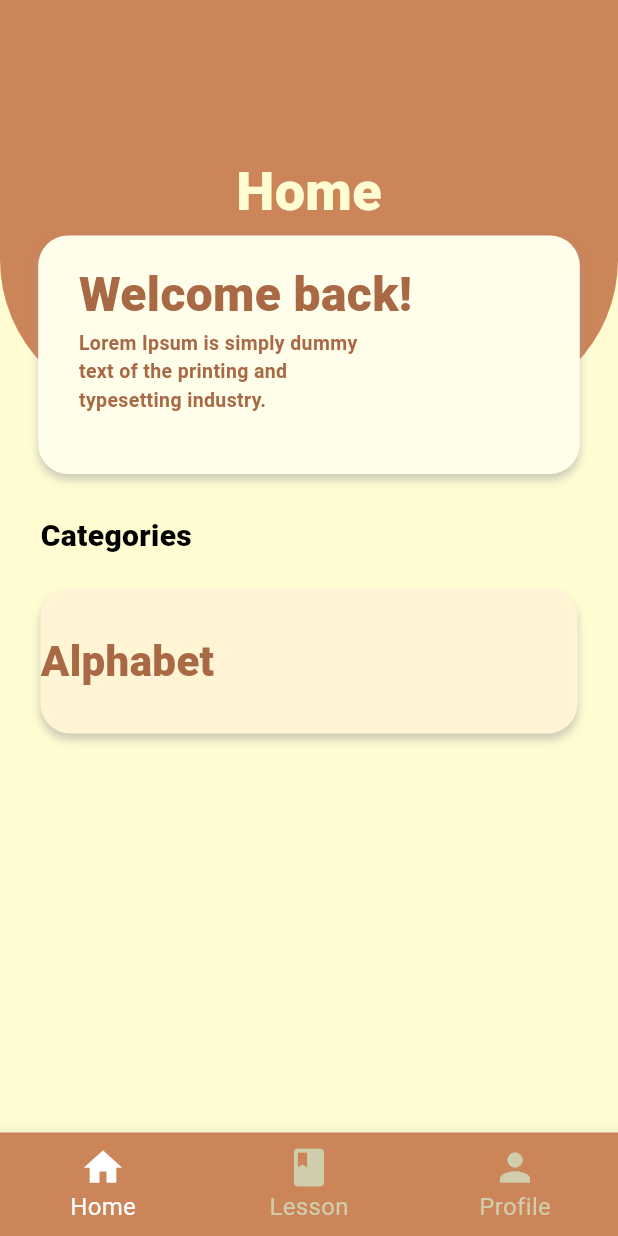
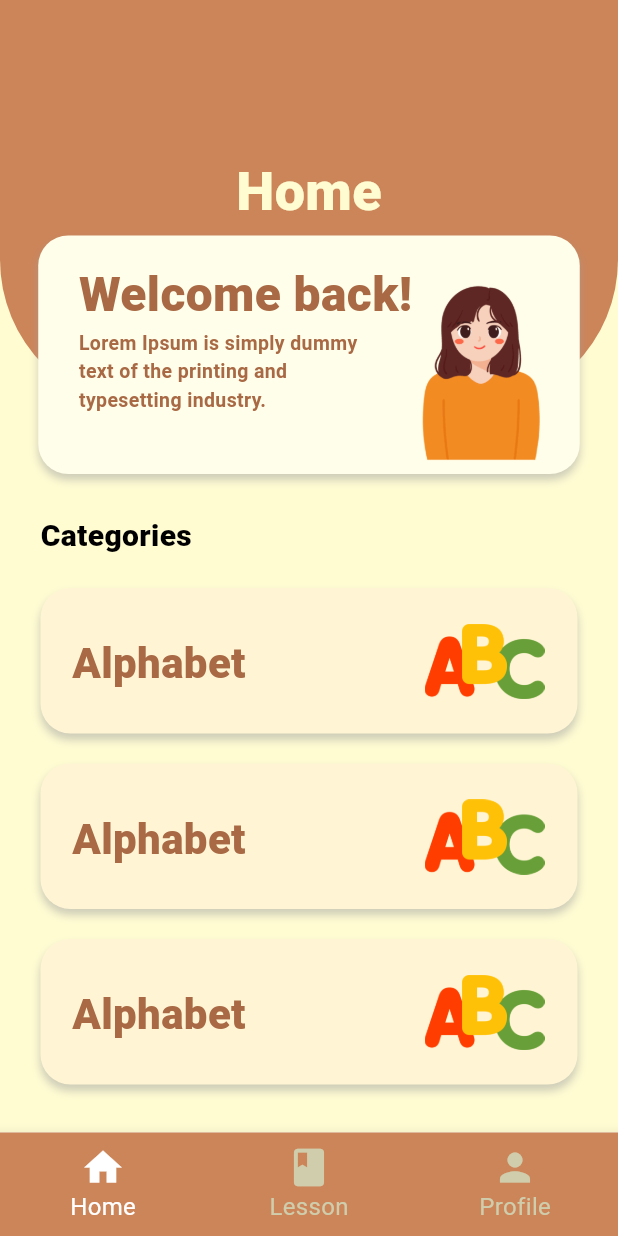
Before and after one commit to jjustmint/fingerLang, a Flutter app: the screen it shows after launch, on a phone screen of 412 x 824 dp. Run offline on Flutter 3.47's test engine with Material 3 defaults, Android fonts, the light colour scheme and no system bars; our stand-ins replace shared_preferences.

Commit message:
update homepage

```diff
--- a/frontend/lib/pages/home/Textbox.dart
+++ b/frontend/lib/pages/home/Textbox.dart
@@ -8,7 +8,9 @@ class HomeTextBox extends StatelessWidget {
   @override
   Widget build(BuildContext context) {
     return Center(
-      child: Container(
+      child: Stack(
+        children: [
+          Container(
             height: 159,
             width: 361,
             margin: const EdgeInsets.only(top: 157),
@@ -52,6 +54,16 @@ class HomeTextBox extends StatelessWidget {
               ),
             ),
           ),
+          Padding(
+            padding: const EdgeInsets.only(top: 183.0, left: 228),
+            child: Image.asset(
+              'assets/images/test.png',
+              width: 133,
+              height: 133,
+            ),
+          )
+        ],
+      ),
     );
   }
 }
--- /dev/null
+++ b/frontend/lib/pages/home/TopBar.dart
@@ -0,0 +1,38 @@
+import 'package:flutter/material.dart';
+
+class TopBar extends StatelessWidget {
+  const TopBar({
+    super.key,
+  });
+
+  @override
+  Widget build(BuildContext context) {
+    return Container(
+      height: 273,
+      decoration: const BoxDecoration(
+        borderRadius: BorderRadius.only(
+          bottomLeft: Radius.circular(100),
+          bottomRight: Radius.circular(100),
+        ),
+        color: Color(0xFFCC8459),
+      ),
+      child: const Column(
+        children: [
+          Padding(
+            padding: EdgeInsets.only(top: 102),
+            child: Center(
+              child: Text(
+                'Home',
+                style: TextStyle(
+                  fontSize: 36,
+                  fontWeight: FontWeight.w800,
+                  color: Color(0xFFFFFCD2),
+                ),
+              ),
+            ),
+          ),
+        ],
+      ),
+    );
+  }
+}
--- /dev/null
+++ b/frontend/lib/pages/home/categoryCard.dart
@@ -0,0 +1,49 @@
+import 'package:flutter/material.dart';
+
+class categoryCard extends StatelessWidget {
+  const categoryCard({
+    super.key,
+  });
+
+  @override
+  Widget build(BuildContext context) {
+    return Container(
+      //category card
+      height: 97,
+      width: 358,
+      decoration: BoxDecoration(
+        color: Color(0xFFFFF5D5),
+        borderRadius: BorderRadius.circular(20),
+        boxShadow: [
+          BoxShadow(
+            color: Colors.grey.withOpacity(0.5),
+            spreadRadius: 0,
+            blurRadius: 4,
+            offset: const Offset(0, 4),
+          ),
+        ],
+      ),
+      child: Stack(
+        children: [
+          Padding(
+            padding: const EdgeInsets.only(top: 30, left: 21, bottom: 30),
+            child: Text('Alphabet',
+                style: TextStyle(
+                    fontSize: 28,
+                    fontWeight: FontWeight.w800,
+                    color: Color(0xFFA86944))),
+          ),
+          Padding(
+            padding:
+                const EdgeInsets.only(top: 9, left: 256, right: 20, bottom: 8),
+            child: Image.asset(
+              'assets/images/abc.png',
+              width: 80,
+              height: 80,
+            ),
+          ),
+        ],
+      ),
+    );
+  }
+}
--- a/frontend/lib/pages/home/home.dart
+++ b/frontend/lib/pages/home/home.dart
@@ -1,5 +1,7 @@
 import 'package:flutter/material.dart';
 import 'package:frontend/pages/home/Textbox.dart';
+import 'package:frontend/pages/home/TopBar.dart';
+import 'package:frontend/pages/home/categoryCard.dart';
 
 class HomePage extends StatefulWidget {
   const HomePage({super.key});
@@ -36,32 +38,15 @@ class _HomePageState extends State<HomePage> {
                     SizedBox(
                       height: 20,
                     ),
-                    Container( //category card
-                      height: 97,
-                      width: 358,
-                      decoration: BoxDecoration(
-                        color: Color(0xFFFFF5D5),
-                        borderRadius: BorderRadius.circular(20),
-                        boxShadow: [
-                          BoxShadow(
-                            color: Colors.grey.withOpacity(0.5),
-                            spreadRadius: 0,
-                            blurRadius: 4,
-                            offset: const Offset(0, 4),
-                          ),
-                        ],
-                      ),
-                      child: Row(
-                        children: [
-                          Text('Alphabet',
-                              style: TextStyle(
-                                  fontSize: 28,
-                                  fontWeight: FontWeight.w800,
-                                  color: Color(0xFFA86944))),
-
-                        ],
-                      ),
+                    categoryCard(),
+                    SizedBox(
+                      height: 20,
                     ),
+                    categoryCard(),
+                    SizedBox(
+                      height: 20,
+                    ),
+                    categoryCard(),
                   ],
                 ),
               ),
@@ -72,40 +57,3 @@ class _HomePageState extends State<HomePage> {
     );
   }
 }
-
-class TopBar extends StatelessWidget {
-  const TopBar({
-    super.key,
-  });
-
-  @override
-  Widget build(BuildContext context) {
-    return Container(
-      height: 273,
-      decoration: const BoxDecoration(
-        borderRadius: BorderRadius.only(
-          bottomLeft: Radius.circular(100),
-          bottomRight: Radius.circular(100),
-        ),
-        color: Color(0xFFCC8459),
-      ),
-      child: const Column(
-        children: [
-          Padding(
-            padding: EdgeInsets.only(top: 102),
-            child: Center(
-              child: Text(
-                'Home',
-                style: TextStyle(
-                  fontSize: 36,
-                  fontWeight: FontWeight.w800,
-                  color: Color(0xFFFFFCD2),
-                ),
-              ),
-            ),
-          ),
-        ],
-      ),
-    );
-  }
-}
```
Also changed, not shown: frontend/assets/images/abc.png (added), frontend/assets/images/test.png (added). Lines whose indentation alone changed are shown as unchanged.
